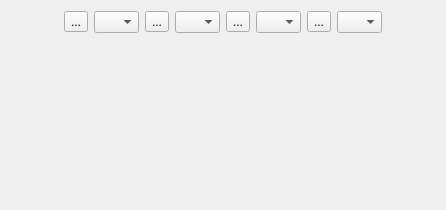
The window that src/terralib/qt/widgets/rp/ui/RasterHistogramWidgetForm.ui (claudiobogossian/terralib5) describes before a commit, drawn with Qt 5.
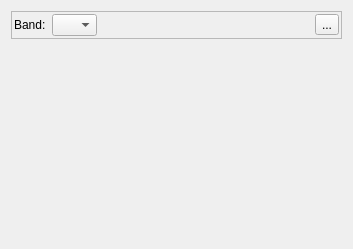
The same window after the commit.

Commit message: added contrast chart histogram

Patch:
```diff
--- a/src/terralib/qt/widgets/rp/ui/RasterHistogramWidgetForm.ui
+++ b/src/terralib/qt/widgets/rp/ui/RasterHistogramWidgetForm.ui
@@ -6,131 +6,48 @@
    <rect>
     <x>0</x>
     <y>0</y>
-    <width>446</width>
-    <height>210</height>
+    <width>353</width>
+    <height>249</height>
    </rect>
   </property>
   <property name="windowTitle">
    <string>Form</string>
   </property>
-  <layout class="QGridLayout" name="gridLayout_8">
-   <item row="0" column="0">
-    <layout class="QGridLayout" name="gridLayout_7">
-     <item row="0" column="0">
-      <layout class="QGridLayout" name="gridLayout_6">
-       <item row="0" column="0">
-        <spacer name="horizontalSpacer_2">
-         <property name="orientation">
-          <enum>Qt::Horizontal</enum>
-         </property>
-         <property name="sizeHint" stdset="0">
-          <size>
-           <width>40</width>
-           <height>20</height>
-          </size>
-         </property>
-        </spacer>
-       </item>
-       <item row="0" column="1">
-        <layout class="QGridLayout" name="gridLayout_5">
-         <item row="0" column="0">
-          <layout class="QGridLayout" name="gridLayout">
-           <item row="0" column="0">
-            <widget class="QToolButton" name="m_redToolButton">
-             <property name="text">
-              <string>...</string>
-             </property>
-             <property name="checkable">
-              <bool>true</bool>
-             </property>
-             <property name="autoExclusive">
-              <bool>true</bool>
-             </property>
-            </widget>
-           </item>
-           <item row="0" column="1">
-            <widget class="QComboBox" name="m_redComboBox">
-             <property name="maximumSize">
-              <size>
-               <width>45</width>
-               <height>16777215</height>
-              </size>
-             </property>
-            </widget>
-           </item>
-          </layout>
-         </item>
-         <item row="0" column="1">
-          <layout class="QGridLayout" name="gridLayout_2">
-           <item row="0" column="0">
-            <widget class="QToolButton" name="m_greenToolButton">
-             <property name="text">
-              <string>...</string>
-             </property>
-             <property name="checkable">
-              <bool>true</bool>
-             </property>
-             <property name="autoExclusive">
-              <bool>true</bool>
-             </property>
-            </widget>
-           </item>
-           <item row="0" column="1">
-            <widget class="QComboBox" name="m_greenComboBox">
-             <property name="maximumSize">
-              <size>
-               <width>45</width>
-               <height>16777215</height>
-              </size>
-             </property>
-            </widget>
-           </item>
-          </layout>
-         </item>
-         <item row="0" column="2">
-          <layout class="QGridLayout" name="gridLayout_3">
-           <item row="0" column="0">
-            <widget class="QToolButton" name="m_blueToolButton">
-             <property name="text">
-              <string>...</string>
-             </property>
-             <property name="checkable">
-              <bool>true</bool>
-             </property>
-             <property name="autoExclusive">
-              <bool>true</bool>
-             </property>
-            </widget>
-           </item>
-           <item row="0" column="1">
-            <widget class="QComboBox" name="m_blueComboBox">
-             <property name="maximumSize">
-              <size>
-               <width>45</width>
-               <height>16777215</height>
-              </size>
-             </property>
-            </widget>
-           </item>
-          </layout>
-         </item>
-         <item row="0" column="3">
           <layout class="QGridLayout" name="gridLayout_4">
            <item row="0" column="0">
-            <widget class="QToolButton" name="m_monoToolButton">
+    <layout class="QGridLayout" name="gridLayout_3">
+     <item row="0" column="0">
+      <widget class="QFrame" name="frame">
+       <property name="frameShape">
+        <enum>QFrame::StyledPanel</enum>
+       </property>
+       <property name="frameShadow">
+        <enum>QFrame::Sunken</enum>
+       </property>
+       <layout class="QGridLayout" name="gridLayout_2">
+        <property name="leftMargin">
+         <number>2</number>
+        </property>
+        <property name="topMargin">
+         <number>2</number>
+        </property>
+        <property name="rightMargin">
+         <number>2</number>
+        </property>
+        <property name="bottomMargin">
+         <number>2</number>
+        </property>
+        <item row="0" column="0">
+         <layout class="QGridLayout" name="gridLayout">
+          <item row="0" column="0">
+           <widget class="QLabel" name="label">
              <property name="text">
-              <string>...</string>
-             </property>
-             <property name="checkable">
-              <bool>true</bool>
-             </property>
-             <property name="autoExclusive">
-              <bool>true</bool>
+             <string>Band:</string>
              </property>
             </widget>
            </item>
            <item row="0" column="1">
-            <widget class="QComboBox" name="m_monoComboBox">
+           <widget class="QComboBox" name="m_bandComboBox">
              <property name="maximumSize">
               <size>
                <width>45</width>
@@ -138,25 +55,34 @@
               </size>
              </property>
             </widget>
-           </item>
-          </layout>
-         </item>
-        </layout>
        </item>
        <item row="0" column="2">
         <spacer name="horizontalSpacer">
          <property name="orientation">
           <enum>Qt::Horizontal</enum>
          </property>
+            <property name="sizeType">
+             <enum>QSizePolicy::MinimumExpanding</enum>
+            </property>
          <property name="sizeHint" stdset="0">
           <size>
-           <width>40</width>
+              <width>20</width>
            <height>20</height>
           </size>
          </property>
         </spacer>
        </item>
-      </layout>
+          <item row="0" column="3">
+           <widget class="QToolButton" name="m_applyToolButton">
+            <property name="text">
+             <string>...</string>
+            </property>
+           </widget>
+          </item>
+         </layout>
+        </item>
+       </layout>
+      </widget>
      </item>
      <item row="1" column="0">
       <widget class="QWidget" name="m_widget" native="true">
```
Left out of the diff: 9 changed lines with no effect on the pictures. Lines whose indentation alone changed are shown as unchanged. The commit also changes 7 other files.
